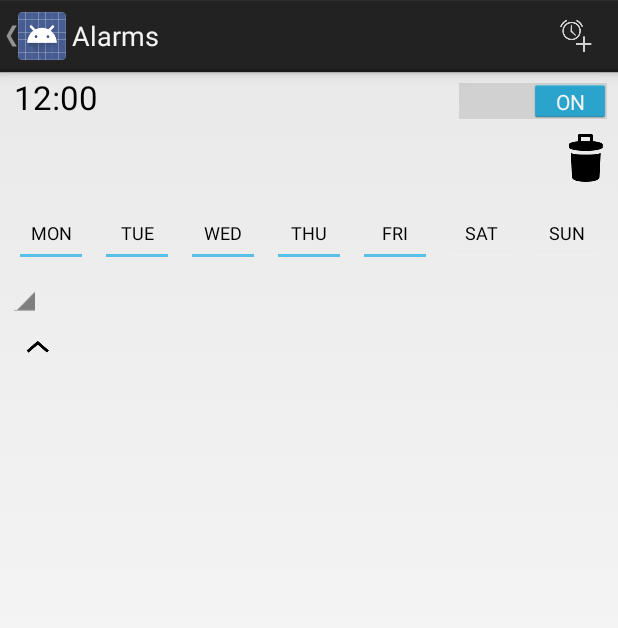
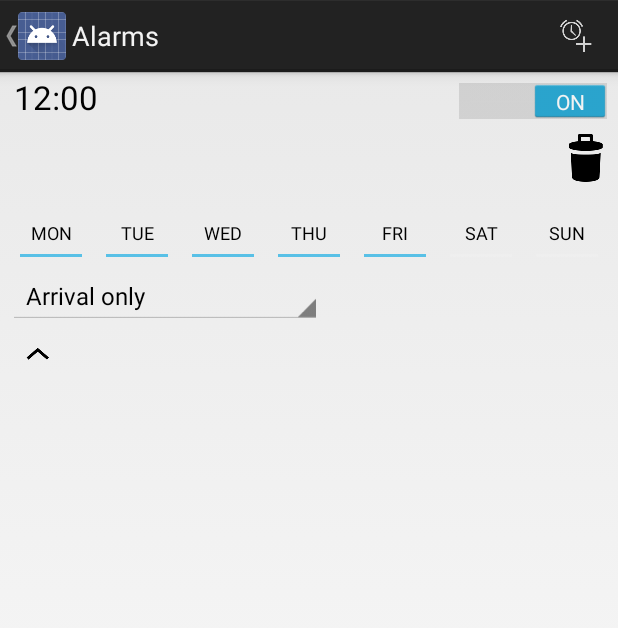
Before and after one commit to remipannequin/AgatteClient, an Android app: the AlarmActivity screen opened directly, with no data from a screen before it, after a tap on an icon or button, on a phone screen of 412 x 824 dp. Shown: the top 628 px of the screen. Run offline under Robolectric (Android 15) with nearby library versions, the phone set to English and light mode, and no system bars; 2 other taps on this screen came first.

Commit message:
populate alarm type spinner with meaningful values

```diff
--- a/AgatteClient/src/main/java/com/agatteclient/alarm/AlarmArrayAdapter.java
+++ b/AgatteClient/src/main/java/com/agatteclient/alarm/AlarmArrayAdapter.java
@@ -31,10 +31,12 @@ import android.text.format.DateFormat;
 import android.view.LayoutInflater;
 import android.view.View;
 import android.view.ViewGroup;
+import android.widget.AdapterView;
 import android.widget.ArrayAdapter;
 import android.widget.Button;
 import android.widget.CompoundButton;
 import android.widget.ImageButton;
+import android.widget.Spinner;
 import android.widget.TextView;
 import android.widget.TimePicker;
 import android.widget.ToggleButton;
@@ -286,7 +288,32 @@ public class AlarmArrayAdapter extends ArrayAdapter<PunchAlarmTime> {
             holder.getExpandArea().setVisibility(View.GONE);
         }
 
-        //TODO: populate the spinner according to the alarm type...
+        //populate the spinner according to the alarm type...
+        final Spinner type_spinner = holder.getAlarmTypeSpinner();
+        type_spinner.setTag(position);
+        ArrayAdapter<CharSequence> adapter = ArrayAdapter.createFromResource(context,
+                R.array.alarm_type_array, android.R.layout.simple_spinner_item);
+        adapter.setDropDownViewResource(android.R.layout.simple_spinner_dropdown_item);
+        type_spinner.setAdapter(adapter);
+        //TODO: select the right one from alarm type
+        type_spinner.setSelection(1);
+        //bind item selection
+        type_spinner.setOnItemSelectedListener(new AdapterView.OnItemSelectedListener() {
+            @Override
+            public void onItemSelected(AdapterView<?> parent, View view, int position, long id) {
+                int p = (Integer) parent.getTag();
+                PunchAlarmTime a = alarms.get(p);
+
+                //PunchAlarmTime.Type new_type = PunchAlarmTime.Type.values()[position];
+            }
+
+            @Override
+            public void onNothingSelected(AdapterView<?> parent) {
+                int p = (Integer) parent.getTag();
+                PunchAlarmTime a = alarms.get(p);
+                //TODO ? is this possible ??
+            }
+        });
     }
 
 
@@ -352,6 +379,7 @@ public class AlarmArrayAdapter extends ArrayAdapter<PunchAlarmTime> {
         View alarmItem = null;
         private ImageButton collapse = null;
         private TextView summary;
+        private Spinner alarmTypeSpinner;
 
         public ViewHolder(View row, int position) {
             this.row = row;
@@ -425,5 +453,12 @@ public class AlarmArrayAdapter extends ArrayAdapter<PunchAlarmTime> {
             }
             return summary;
         }
+
+        public Spinner getAlarmTypeSpinner() {
+            if (alarmTypeSpinner == null) {
+                alarmTypeSpinner = (Spinner) row.findViewById(R.id.alarmTypeSpinner);
+            }
+            return alarmTypeSpinner;
+        }
     }
 }
--- a/AgatteClient/src/main/res/values/arrays.xml
+++ b/AgatteClient/src/main/res/values/arrays.xml
@@ -28,4 +28,15 @@
         <item>"2"</item>
         <item>"3"</item>
     </string-array>
+    <string-array name="alarm_type_array">
+        <item>"Both Arrival and Leaving"</item>
+        <item>"Arrival only"</item>
+        <item>"Leaving only"</item>
+    </string-array>
+    <string-array name="alarm_type_value">
+        <item>"1"</item>
+        <item>"2"</item>
+        <item>"3"</item>
+    </string-array>
+
 </resources>
```
